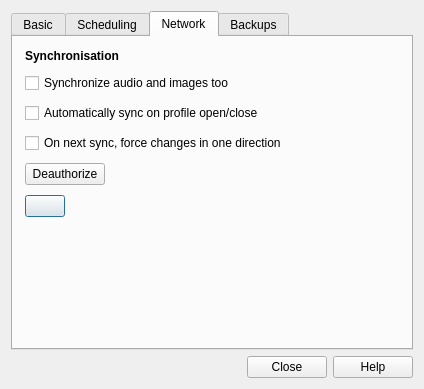
First picture: the form in qt/designer/preferences.ui, repository ankitects/anki, before the edit.
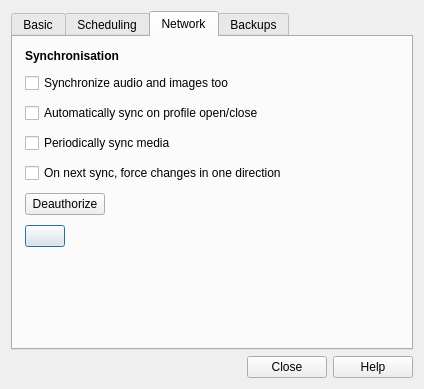
Second picture: the form after the edit. The open tabs and pages were chosen to show the change.

Commit message:
add option to disable media syncing
https://forums.ankiweb.net/t/error-when-adding-audio-file/495/2

```diff
--- a/qt/designer/preferences.ui
+++ b/qt/designer/preferences.ui
@@ -363,6 +363,13 @@
              </property>
             </widget>
            </item>
+           <item>
+            <widget class="QCheckBox" name="autoSyncMedia">
+             <property name="text">
+              <string>Periodically sync media</string>
+             </property>
+            </widget>
+           </item>
            <item>
             <widget class="QCheckBox" name="fullSync">
              <property name="text">
```
Left out of the diff: 2 changed lines with no effect on the pictures. The commit also changes 3 other files.
